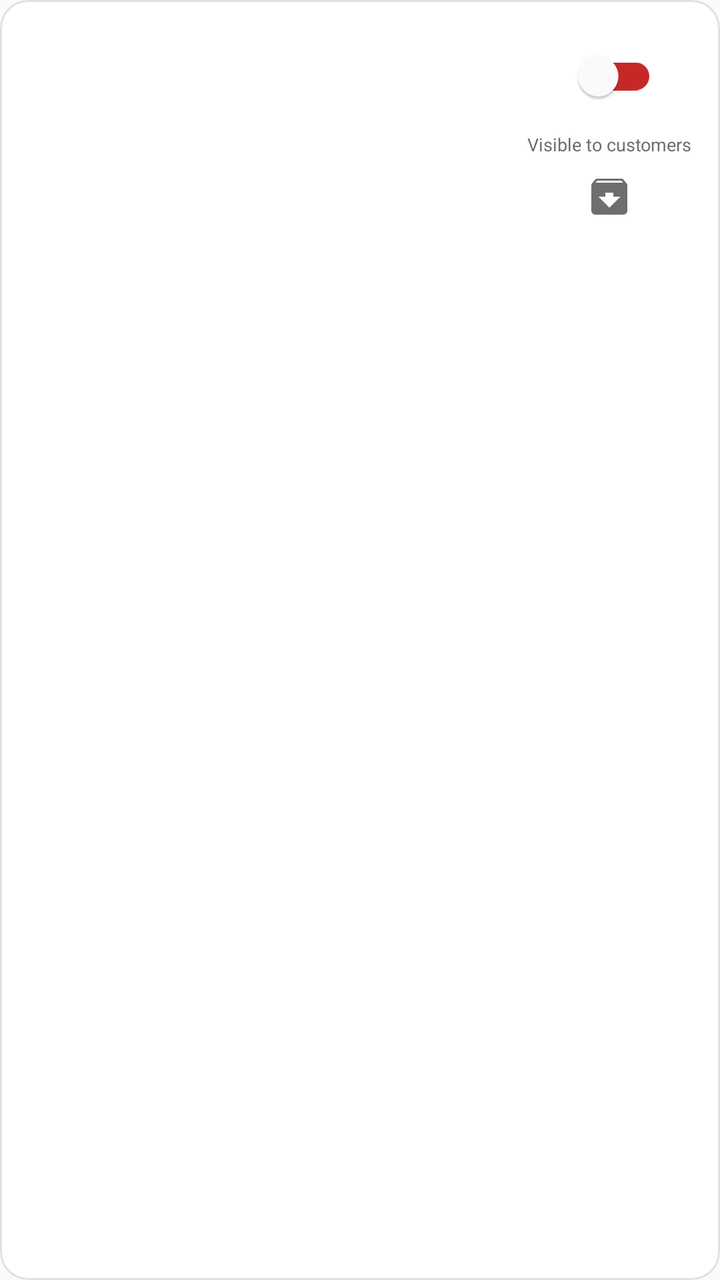
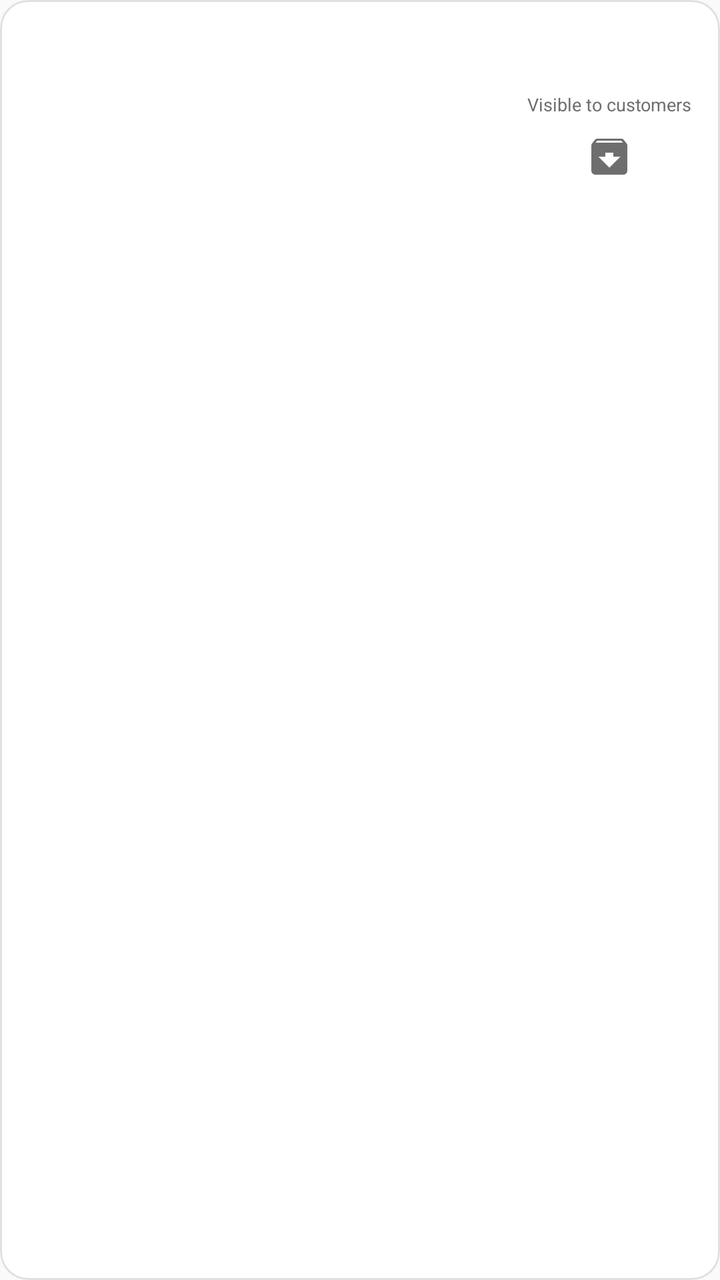

Two renders of the same Android screen: before a commit and after it. Below are the layout's source before the change and the commit's diff.
<!-- AndroidManifest.xml: application theme Theme.AnydropRestaurant -->
<!-- res/layout/item_coupon_manage_row.xml -->
<?xml version="1.0" encoding="utf-8"?>
<com.google.android.material.card.MaterialCardView xmlns:android="http://schemas.android.com/apk/res/android"
    xmlns:app="http://schemas.android.com/apk/res-auto"
    android:layout_width="match_parent"
    android:layout_height="wrap_content"
    android:layout_marginBottom="10dp"
    app:cardCornerRadius="14dp"
    app:cardElevation="0dp"
    app:strokeColor="@color/outline"
    app:strokeWidth="1dp"
    app:cardBackgroundColor="@color/surface">

    <LinearLayout
        android:layout_width="match_parent"
        android:layout_height="wrap_content"
        android:orientation="horizontal"
        android:gravity="center_vertical"
        android:padding="14dp">

        
        <LinearLayout
            android:id="@+id/couponInfoColumn"
            android:layout_width="0dp"
            android:layout_height="wrap_content"
            android:layout_weight="1"
            android:orientation="vertical"
            android:clickable="true"
            android:focusable="true"
            android:foreground="?attr/selectableItemBackground"
            android:paddingVertical="2dp">

            <TextView
                android:id="@+id/couponCodeText"
                android:layout_width="wrap_content"
                android:layout_height="wrap_content"
                android:textSize="15sp"
                android:textStyle="bold"
                android:textColor="@color/anydrop_primary"
                android:letterSpacing="0.03" />

            <TextView
                android:id="@+id/couponDiscountText"
                android:layout_width="wrap_content"
                android:layout_height="wrap_content"
                android:layout_marginTop="4dp"
                android:textSize="13sp"
                android:textColor="@color/text_primary" />

            <TextView
                android:id="@+id/couponMetaText"
                android:layout_width="wrap_content"
                android:layout_height="wrap_content"
                android:layout_marginTop="2dp"
                android:textSize="12sp"
                android:textColor="@color/text_secondary" />

        </LinearLayout>

        
        <LinearLayout
            android:id="@+id/activeControlsGroup"
            android:layout_width="wrap_content"
            android:layout_height="wrap_content"
            android:orientation="vertical"
            android:gravity="center">

            <com.google.android.material.switchmaterial.SwitchMaterial
                android:id="@+id/switchActive"
                android:layout_width="wrap_content"
                android:layout_height="wrap_content"
                app:thumbTint="@color/white"
                app:trackTint="@color/switch_track_color" />

            <TextView
                android:layout_width="wrap_content"
                android:layout_height="wrap_content"
                android:layout_marginTop="4dp"
                android:text="@string/coupon_visible_label"
                android:textSize="9sp"
                android:textColor="@color/text_secondary"
                android:gravity="center" />

            <ImageButton
                android:id="@+id/btnArchive"
                android:layout_width="32dp"
                android:layout_height="32dp"
                android:layout_marginTop="4dp"
                android:background="?attr/selectableItemBackgroundBorderless"
                android:contentDescription="@string/coupon_archive_action"
                android:src="@drawable/ic_archive"
                app:tint="@color/text_secondary" />

        </LinearLayout>

        
        <LinearLayout
            android:id="@+id/archivedGroup"
            android:layout_width="wrap_content"
            android:layout_height="wrap_content"
            android:orientation="vertical"
            android:gravity="center"
            android:visibility="gone">

            <TextView
                android:layout_width="wrap_content"
                android:layout_height="wrap_content"
                android:text="@string/coupon_archived_label"
                android:textSize="11sp"
                android:textStyle="bold"
                android:textColor="@color/text_secondary" />

            <com.google.android.material.button.MaterialButton
                android:id="@+id/btnUnarchive"
                style="@style/ToggleButton.Pill"
                android:layout_width="wrap_content"
                android:layout_height="wrap_content"
                android:layout_marginTop="6dp"
                android:text="@string/coupon_restore_action"
                app:icon="@drawable/ic_unarchive" />

        </LinearLayout>

    </LinearLayout>

</com.google.android.material.card.MaterialCardView>
<!-- resources referenced by this layout -->
<resources>
  <style name="Theme.AnydropRestaurant" parent="Theme.Material3.Light.NoActionBar">
          <item name="colorPrimary">@color/anydrop_primary</item>
          <item name="colorPrimaryVariant">@color/anydrop_primary_dark</item>
          <item name="colorOnPrimary">@color/white</item>
          <item name="colorPrimaryContainer">@color/anydrop_primary_container</item>
          <item name="colorOnPrimaryContainer">@color/anydrop_primary_dark</item>
          <item name="colorSecondary">@color/anydrop_secondary</item>
          <item name="colorSurface">@color/surface</item>
          <item name="colorSurfaceVariant">@color/background</item>
          <item name="colorOnSurface">@color/text_primary</item>
          <item name="colorOnSurfaceVariant">@color/text_secondary</item>
          <item name="colorOutline">@color/outline</item>
          <item name="android:windowBackground">@color/background</item>
          
          <item name="android:statusBarColor">@color/anydrop_primary</item>
          <item name="android:windowLightStatusBar">false</item>
          <item name="android:textColorPrimary">@color/text_primary</item>
          <item name="android:textColorSecondary">@color/text_secondary</item>
          
          <item name="android:forceDarkAllowed" tools:targetApi="29">false</item>
          
          <item name="materialAlertDialogTheme">@style/ThemeOverlay.AnydropRestaurant.AlertDialog</item>
          <item name="alertDialogTheme">@style/ThemeOverlay.AnydropRestaurant.AlertDialog</item>
          
          <item name="materialCalendarTheme">@style/ThemeOverlay.AnydropRestaurant.DatePicker</item>
          <item name="materialCalendarStyle">@style/Widget.AnydropRestaurant.CalendarStyle</item>
          
          <item name="materialTimePickerTheme">@style/ThemeOverlay.AnydropRestaurant.DatePicker</item>
      </style>
  <color name="anydrop_primary_container">#FFE0D3</color>
  <style name="ThemeOverlay.AnydropRestaurant.AlertDialog" parent="ThemeOverlay.Material3.MaterialAlertDialog">
          <item name="colorSurface">@color/surface</item>
          <item name="colorOnSurface">@color/text_primary</item>
          <item name="colorOnSurfaceVariant">@color/text_secondary</item>
          <item name="colorPrimary">@color/anydrop_primary</item>
          <item name="colorOutline">@color/outline</item>
          <item name="shapeAppearanceOverlay">@style/ShapeAppearance.AnydropRestaurant.Dialog</item>
          <item name="materialAlertDialogTitleTextStyle">@style/TextAppearance.AnydropRestaurant.DialogTitle</item>
          <item name="buttonBarPositiveButtonStyle">@style/Widget.AnydropRestaurant.Dialog.Button</item>
          <item name="buttonBarNegativeButtonStyle">@style/Widget.AnydropRestaurant.Dialog.Button</item>
          <item name="buttonBarNeutralButtonStyle">@style/Widget.AnydropRestaurant.Dialog.Button</item>
      </style>
  <style name="ThemeOverlay.AnydropRestaurant.DatePicker" parent="ThemeOverlay.Material3.MaterialCalendar">
          <item name="colorPrimary">@color/anydrop_primary</item>
          <item name="colorOnPrimary">@color/white</item>
          <item name="colorSurface">@color/surface</item>
          <item name="colorOnSurface">@color/text_primary</item>
          <item name="colorOnSurfaceVariant">@color/text_secondary</item>
      </style>
  <style name="Widget.AnydropRestaurant.CalendarStyle" parent="Widget.Material3.MaterialCalendar">
          <item name="android:windowFullscreen">false</item>
      </style>
  <style name="ShapeAppearance.AnydropRestaurant.Dialog" parent="ShapeAppearance.Material3.MediumComponent">
          <item name="cornerSize">16dp</item>
      </style>
  <style name="TextAppearance.AnydropRestaurant.DialogTitle" parent="MaterialAlertDialog.Material3.Title.Text">
          <item name="android:textColor">@color/text_primary</item>
          <item name="android:textStyle">bold</item>
      </style>
  <style name="Widget.AnydropRestaurant.Dialog.Button" parent="Widget.Material3.Button.TextButton.Dialog">
          <item name="android:textColor">@color/anydrop_primary</item>
      </style>
  <!-- unchanged entries left out for length: 16 -->
</resources>

<!-- the commit's change to res/layout/item_coupon_manage_row.xml (unified diff, before → after) -->
@@ -66,10 +66,9 @@
 
             <com.google.android.material.switchmaterial.SwitchMaterial
                 android:id="@+id/switchActive"
-                android:layout_width="wrap_content"
-                android:layout_height="wrap_content"
-                app:thumbTint="@color/white"
-                app:trackTint="@color/switch_track_color" />
+                style="@style/ToggleSwitch.Filled"
+                android:layout_width="52dp"
+                android:layout_height="28dp" />
 
             <TextView
                 android:layout_width="wrap_content"
<!-- resource entries referenced after the edit -->
@@ -1,14 +1,18 @@
 <!-- resources referenced by this layout -->
 <resources>
-  <style name="Theme.AnydropRestaurant" parent="Theme.Material3.Light.NoActionBar">
+  <style name="ToggleSwitch.Filled" parent="Widget.MaterialComponents.CompoundButton.Switch">
+          <item name="track">@drawable/toggle_track_selector</item>
+          <item name="android:track">@drawable/toggle_track_selector</item>
+          <item name="android:thumb">@drawable/bg_toggle_thumb</item>
+          <item name="showText">false</item>
+          <item name="android:textOn">@null</item>
+          <item name="android:textOff">@null</item>
+      </style>
+  <style name="Theme.AnydropRestaurant" parent="Theme.Material3.DayNight.NoActionBar">
           <item name="colorPrimary">@color/anydrop_primary</item>
           <item name="colorPrimaryVariant">@color/anydrop_primary_dark</item>
           <item name="colorOnPrimary">@color/white</item>
-          <item name="colorPrimaryContainer">@color/anydrop_primary_container</item>
-          <item name="colorOnPrimaryContainer">@color/anydrop_primary_dark</item>
           <item name="colorSecondary">@color/anydrop_secondary</item>
-          <item name="colorSurface">@color/surface</item>
-          <item name="colorSurfaceVariant">@color/background</item>
           <item name="colorOnSurface">@color/text_primary</item>
           <item name="colorOnSurfaceVariant">@color/text_secondary</item>
           <item name="colorOutline">@color/outline</item>
@@ -18,50 +22,43 @@
           <item name="android:windowLightStatusBar">false</item>
           <item name="android:textColorPrimary">@color/text_primary</item>
           <item name="android:textColorSecondary">@color/text_secondary</item>
-          
-          <item name="android:forceDarkAllowed" tools:targetApi="29">false</item>
-          
-          <item name="materialAlertDialogTheme">@style/ThemeOverlay.AnydropRestaurant.AlertDialog</item>
-          <item name="alertDialogTheme">@style/ThemeOverlay.AnydropRestaurant.AlertDialog</item>
-          
-          <item name="materialCalendarTheme">@style/ThemeOverlay.AnydropRestaurant.DatePicker</item>
-          <item name="materialCalendarStyle">@style/Widget.AnydropRestaurant.CalendarStyle</item>
-          
-          <item name="materialTimePickerTheme">@style/ThemeOverlay.AnydropRestaurant.DatePicker</item>
       </style>
-  <color name="anydrop_primary_container">#FFE0D3</color>
-  <style name="ThemeOverlay.AnydropRestaurant.AlertDialog" parent="ThemeOverlay.Material3.MaterialAlertDialog">
-          <item name="colorSurface">@color/surface</item>
-          <item name="colorOnSurface">@color/text_primary</item>
-          <item name="colorOnSurfaceVariant">@color/text_secondary</item>
-          <item name="colorPrimary">@color/anydrop_primary</item>
-          <item name="colorOutline">@color/outline</item>
-          <item name="shapeAppearanceOverlay">@style/ShapeAppearance.AnydropRestaurant.Dialog</item>
-          <item name="materialAlertDialogTitleTextStyle">@style/TextAppearance.AnydropRestaurant.DialogTitle</item>
-          <item name="buttonBarPositiveButtonStyle">@style/Widget.AnydropRestaurant.Dialog.Button</item>
-          <item name="buttonBarNegativeButtonStyle">@style/Widget.AnydropRestaurant.Dialog.Button</item>
-          <item name="buttonBarNeutralButtonStyle">@style/Widget.AnydropRestaurant.Dialog.Button</item>
-      </style>
-  <style name="ThemeOverlay.AnydropRestaurant.DatePicker" parent="ThemeOverlay.Material3.MaterialCalendar">
-          <item name="colorPrimary">@color/anydrop_primary</item>
-          <item name="colorOnPrimary">@color/white</item>
-          <item name="colorSurface">@color/surface</item>
-          <item name="colorOnSurface">@color/text_primary</item>
-          <item name="colorOnSurfaceVariant">@color/text_secondary</item>
-      </style>
-  <style name="Widget.AnydropRestaurant.CalendarStyle" parent="Widget.Material3.MaterialCalendar">
-          <item name="android:windowFullscreen">false</item>
-      </style>
-  <style name="ShapeAppearance.AnydropRestaurant.Dialog" parent="ShapeAppearance.Material3.MediumComponent">
-          <item name="cornerSize">16dp</item>
-      </style>
-  <style name="TextAppearance.AnydropRestaurant.DialogTitle" parent="MaterialAlertDialog.Material3.Title.Text">
-          <item name="android:textColor">@color/text_primary</item>
-          <item name="android:textStyle">bold</item>
-      </style>
-  <style name="Widget.AnydropRestaurant.Dialog.Button" parent="Widget.Material3.Button.TextButton.Dialog">
-          <item name="android:textColor">@color/anydrop_primary</item>
-      </style>
+  <!-- drawable toggle_track_selector (drawable) -->
+  <?xml version="1.0" encoding="utf-8"?>
+  <selector xmlns:android="http://schemas.android.com/apk/res/android">
+      <item android:drawable="@drawable/bg_toggle_track_on" android:state_checked="true" />
+      <item android:drawable="@drawable/bg_toggle_track_off" />
+  </selector>
+  <!-- drawable bg_toggle_thumb (drawable) -->
+  <?xml version="1.0" encoding="utf-8"?>
+  <layer-list xmlns:android="http://schemas.android.com/apk/res/android">
+      <item android:top="1dp" android:left="1dp">
+          <shape android:shape="oval">
+              <solid android:color="#33000000" />
+          </shape>
+      </item>
+      <item android:bottom="1dp" android:right="1dp">
+          <shape android:shape="oval">
+              <solid android:color="@color/white" />
+          </shape>
+      </item>
+  </layer-list>
+  <!-- drawable bg_toggle_track_on (drawable) -->
+  <?xml version="1.0" encoding="utf-8"?>
+  <shape xmlns:android="http://schemas.android.com/apk/res/android"
+      android:shape="rectangle">
+      <solid android:color="@color/toggle_track_on" />
+      <corners android:radius="14dp" />
+  </shape>
+  <!-- drawable bg_toggle_track_off (drawable) -->
+  <?xml version="1.0" encoding="utf-8"?>
+  <shape xmlns:android="http://schemas.android.com/apk/res/android"
+      android:shape="rectangle">
+      <solid android:color="@color/toggle_track_off" />
+      <corners android:radius="14dp" />
+  </shape>
+  <color name="toggle_track_on">#2ECC71</color>
+  <color name="toggle_track_off">#E74C3C</color>
   <!-- unchanged entries left out for length: 16 -->
 </resources>
 
